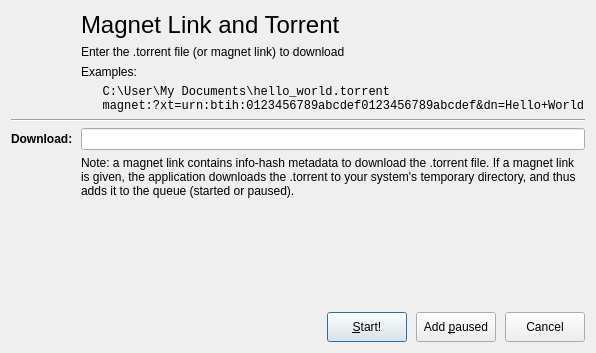
Qt form src/dialogs/addtorrentdialog.ui (setvisible/ArrowDL) before a commit.
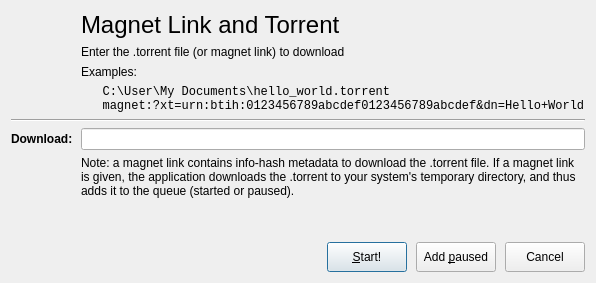
The same form after that commit. Icons and pictures are not drawn. Custom widgets are drawn as their Qt base class.

Patch:
```diff
--- a/src/dialogs/addtorrentdialog.ui
+++ b/src/dialogs/addtorrentdialog.ui
@@ -7,13 +7,13 @@
     <x>0</x>
     <y>0</y>
     <width>580</width>
-    <height>353</height>
+    <height>283</height>
    </rect>
   </property>
   <property name="modal">
    <bool>true</bool>
   </property>
-  <layout class="QVBoxLayout" name="verticalLayout" stretch="0,0,0,0">
+  <layout class="QVBoxLayout" name="verticalLayout">
    <item>
     <layout class="QGridLayout" name="gridLayout" rowstretch="0,0,0,0,0,0,0">
      <item row="2" column="1">
@@ -138,20 +138,14 @@
      </property>
      <property name="sizeHint" stdset="0">
       <size>
-       <width>0</width>
-       <height>0</height>
+       <width>20</width>
+       <height>20</height>
       </size>
      </property>
     </spacer>
    </item>
    <item>
     <widget class="UrlFormWidget" name="urlFormWidget" native="true">
-     <property name="minimumSize">
-      <size>
-       <width>40</width>
-       <height>100</height>
-      </size>
-     </property>
      <property name="focusPolicy">
       <enum>Qt::StrongFocus</enum>
      </property>
```
